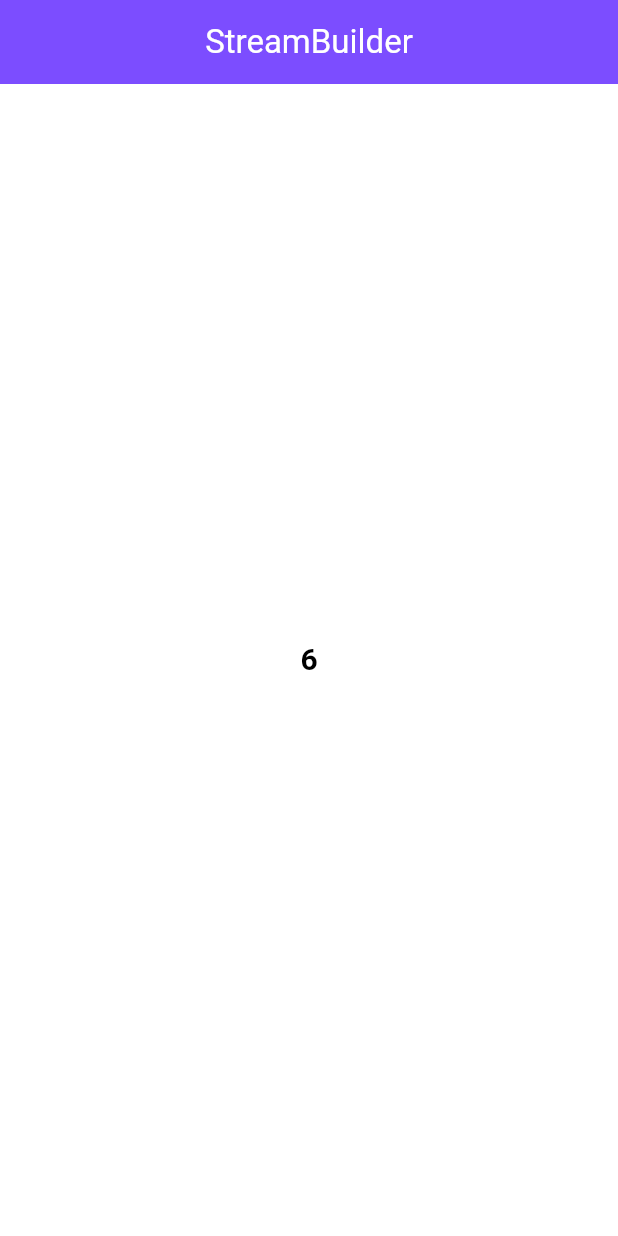
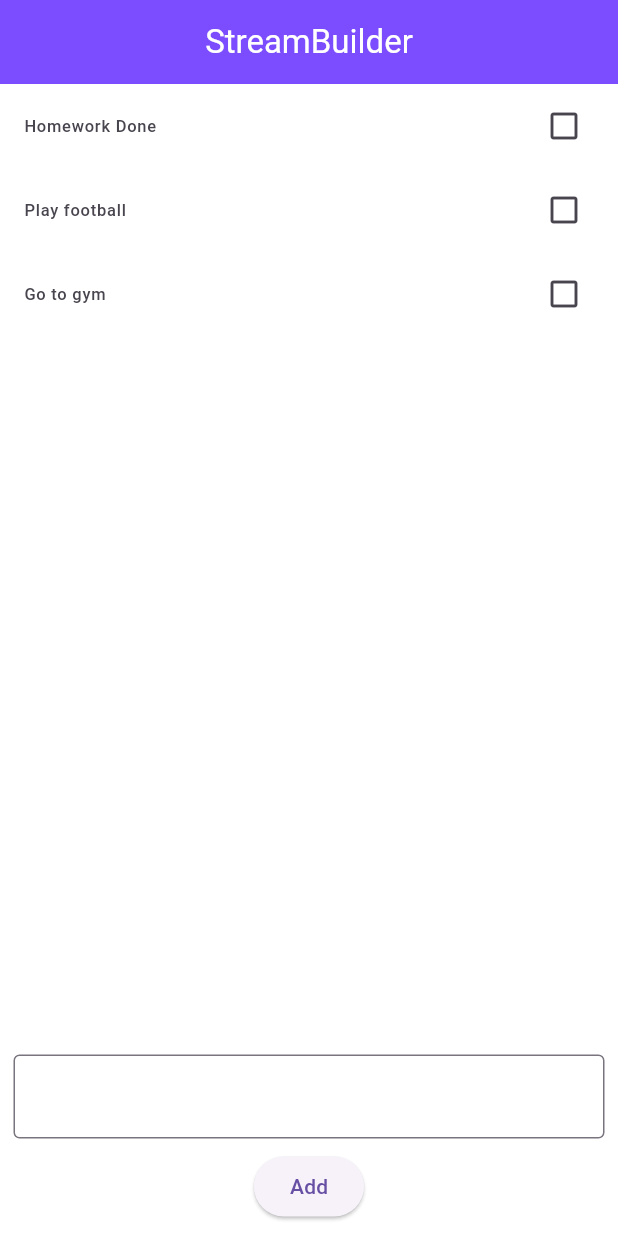
Before and after one commit to Saad-89/flutter-streambuilder, a Flutter app: the screen it shows after launch, on a phone screen of 412 x 824 dp. Run offline on Flutter 3.47's test engine with Material 3 defaults, Android fonts, the phone set to English and light mode, and no system bars.

Commit message:
streambuilder real life example

```diff
--- a/lib/home_page.dart
+++ b/lib/home_page.dart
@@ -1,17 +1,48 @@
+import 'dart:async';
+
 import 'package:flutter/material.dart';
+import 'package:stream_builder/tast_model.dart';
 
-class HomePage extends StatelessWidget {
+class HomePage extends StatefulWidget {
   HomePage({super.key});
 
-  late int i;
-
-  Stream<int> count() async* {
-    for (i = 0; i <= 10; i++) {
-      await Future.delayed(Duration(seconds: 1));
-      yield i;
-    }
+  @override
+  State<HomePage> createState() => _HomePageState();
 }
 
+class _HomePageState extends State<HomePage> {
+  StreamController<List<Task>> _taskStreamController =
+      StreamController<List<Task>>();
+
+  List<Task> _task = [
+    Task(id: 'task1', taskName: 'Homework Done', isDone: false),
+    Task(id: 'task2', taskName: 'Play football', isDone: false),
+    Task(id: 'task3', taskName: 'Go to gym', isDone: false),
+  ];
+
+  @override
+  void initState() {
+    _taskStreamController.add(_task);
+    super.initState();
+  }
+
+  void _addTask(String taskName) {
+    final newTask = Task(
+      id: "task${_task.length}",
+      taskName: taskName,
+      isDone: false,
+    );
+    _task.add(newTask);
+    _taskStreamController.add(_task);
+  }
+
+  @override
+  void dispose() {
+    _taskStreamController.close();
+    super.dispose();
+  }
+
+  TextEditingController _textController = TextEditingController();
   @override
   Widget build(BuildContext context) {
     return Scaffold(
@@ -21,31 +52,64 @@ class HomePage extends StatelessWidget {
         centerTitle: true,
         title: Text('StreamBuilder', style: TextStyle(color: Colors.white)),
       ),
-      body: Center(
-        child: StreamBuilder(
-          stream: count(),
-          initialData: 10,
+      body: Column(
+        children: [
+          StreamBuilder<List<Task>>(
+            stream: _taskStreamController.stream,
             builder: (context, snapshot) {
-            if (snapshot.hasError) {
-              return Text('Error: ${snapshot.error}');
-            }
               if (snapshot.connectionState == ConnectionState.waiting) {
-              return CircularProgressIndicator(color: Colors.deepPurpleAccent);
-            }
-            if (snapshot.hasData) {
-              return Text(
-                "${snapshot.data}",
-                style: TextStyle(
-                  color: Colors.black,
-                  fontSize: 20,
-                  fontWeight: FontWeight.bold,
+                return Center(
+                  child: CircularProgressIndicator(
+                    color: Colors.deepPurpleAccent,
                   ),
                 );
+              } else if (snapshot.hasError) {
+                return Center(child: Text('Error: ${snapshot.error}'));
+              } else if (!snapshot.hasData) {
+                return Center(child: Text('No data'));
               } else {
-              return Text('Done counting!');
+                final tasks = snapshot.data;
+                return Expanded(
+                  child: ListView.builder(
+                    shrinkWrap: true,
+                    itemCount: tasks!.length,
+                    itemBuilder: (context, index) {
+                      final task = tasks[index];
+                      return ListTile(
+                        leading: Text('${task.taskName}'),
+                        trailing:
+                            task.isDone
+                                ? Icon(Icons.check)
+                                : Icon(Icons.check_box_outline_blank),
+                      );
+                    },
+                  ),
+                );
               }
             },
           ),
+          Padding(
+            padding: EdgeInsets.all(9),
+            child: Column(
+              children: [
+                TextField(
+                  controller: _textController,
+                  decoration: InputDecoration(border: OutlineInputBorder()),
+                ),
+                SizedBox(height: 8),
+                ElevatedButton(
+                  onPressed: () {
+                    if (_textController.text.isNotEmpty) {
+                      _addTask(_textController.text.toString());
+                      _textController.clear();
+                    }
+                  },
+                  child: Text('Add'),
+                ),
+              ],
+            ),
+          ),
+        ],
       ),
     );
   }
--- /dev/null
+++ b/lib/tast_model.dart
@@ -0,0 +1,7 @@
+class Task {
+  final String id;
+  final String taskName;
+  final bool isDone;
+
+  Task({required this.id, required this.taskName, required this.isDone});
+}
```
Lines whose indentation alone changed are shown as unchanged.
